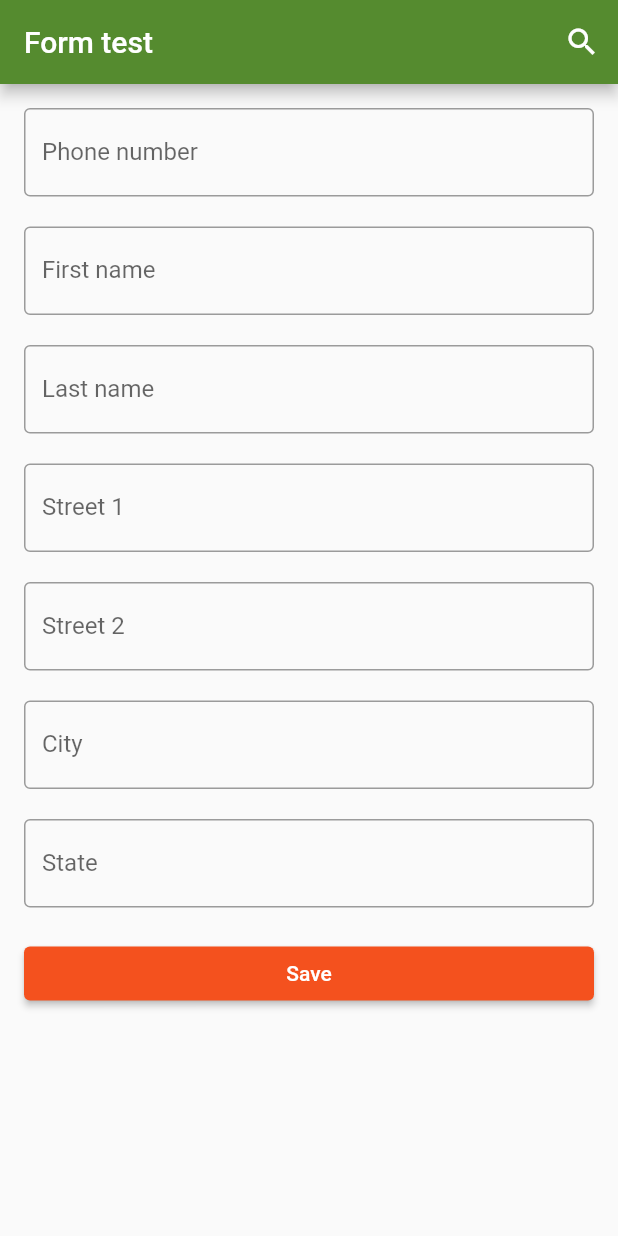
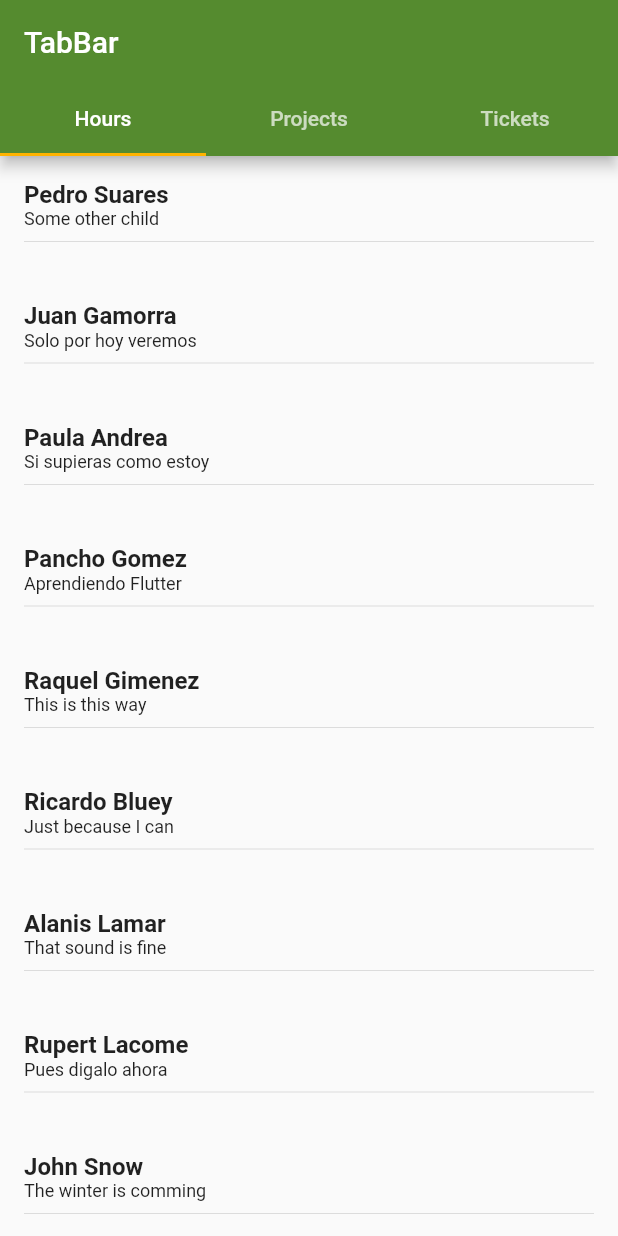
Before and after one commit to hernan/flutter_playground, a Flutter app: the screen it shows after launch, on a phone screen of 412 x 824 dp. Run offline on Flutter 3.47's test engine with Material 2 defaults, Android fonts, the phone set to English and light mode, and no system bars.

Commit message:
Tabs page

```diff
--- a/lib/main.dart
+++ b/lib/main.dart
@@ -1,7 +1,7 @@
 import 'package:flutter/services.dart';
 import 'package:flutter/material.dart';
-import 'package:carambula/screens/home.dart';
-
+//import 'package:carambula/screens/form.dart';
+import 'package:carambula/screens/tabs.dart';
 
 void main() {
   // SystemChrome.setSystemUIOverlayStyle(
@@ -26,6 +26,7 @@ class MyApp extends StatelessWidget {
         primaryColor: Colors.lightGreen[800],
         accentColor: Colors.amber[600],
         buttonTheme: ButtonThemeData(
+//          minWidth: 100,
           buttonColor: Colors.deepOrange[600],
           textTheme: ButtonTextTheme.primary
         ),
@@ -35,7 +36,7 @@ class MyApp extends StatelessWidget {
           body1: TextStyle(fontSize: 12.0)
         )
       ),
-      home: HomeScreen(),
+      home: TabsScreen(),
     );
   }
 }
--- a/lib/screens/home.dart
+++ b/lib/screens/form.dart
@@ -1,6 +1,6 @@
 import 'package:flutter/material.dart';
 
-class HomeScreen extends StatelessWidget {
+class FormScreen extends StatelessWidget {
 
   final _formKey = GlobalKey<FormState>();
   final _formData = {
@@ -96,11 +96,19 @@ class HomeScreen extends StatelessWidget {
               ),
               SizedBox(height: 20),
 
-
-              RaisedButton(
-                child: Text('Save'),
-                onPressed: _handleForm,
-                // textColor: Colors.white,
+              Row(
+                mainAxisAlignment: MainAxisAlignment.spaceEvenly,
+                children: [
+                  SizedBox(
+                    width: 150.0,
+                    height: 45.0,
+                    child: RaisedButton(
+                      child: Text('Save'),
+                      onPressed: _handleForm,
+                      // textColor: Colors.white,
+                    ),
+                  ),
+                ],
               )
             ],
             ),
--- /dev/null
+++ b/lib/screens/tabs.dart
@@ -0,0 +1,128 @@
+import 'package:flutter/material.dart';
+
+class TabsScreen extends StatelessWidget {
+  textStyle() {
+    return new TextStyle(color: Colors.white, fontSize: 30.0);
+  }
+
+  List<Widget> _buildList() {
+    List<Map<String, String>> list = [
+      {
+        'name': 'Pedro Suares',
+        'description': 'Some other child'
+      },
+      {
+        'name': 'Juan Gamorra',
+        'description': 'Solo por hoy veremos'
+      },
+      {
+        'name': 'Paula Andrea',
+        'description': 'Si supieras como estoy'
+      },
+      {
+        'name': 'Pancho Gomez',
+        'description': 'Aprendiendo Flutter'
+      },
+      {
+        'name': 'Raquel Gimenez',
+        'description': 'This is this way'
+      },
+      {
+        'name': 'Ricardo Bluey',
+        'description': 'Just because I can'
+      },
+      {
+        'name': 'Alanis Lamar',
+        'description': 'That sound is fine'
+      },
+      {
+        'name': 'Rupert Lacome',
+        'description': 'Pues digalo ahora'
+      },
+      {
+        'name': 'John Snow',
+        'description': 'The winter is comming'
+      },
+      {
+        'name': 'Ian Murdock',
+        'description': 'Casual observer'
+      }
+    ];
+
+    // map return an Iterable that should get back to a list
+    return list.map((Map item) => ListItem(item)).toList();
+  }
+
+  @override
+  Widget build(BuildContext context) {
+    return DefaultTabController(
+      length: 3,
+      child: Scaffold(
+        appBar: AppBar(
+          title: Text('TabBar'),
+          bottom: TabBar(
+            tabs: <Widget>[
+              Tab(
+//                icon: Icon(Icons.android),
+                text: 'Hours',
+              ),
+              Tab(
+                text: 'Projects',
+              ),
+              Tab(
+                text: 'Tickets'
+              )
+            ],
+          ),
+        ),
+        body: TabBarView(
+          children: [
+            new Container(
+//              color: Colors.deepOrangeAccent,
+              child: ListView(
+                children: _buildList()
+              )
+            ),
+            new Container(
+              color: Colors.blueGrey,
+              child: new Center(
+                child: new Text(
+                  "Second",
+                  style: textStyle(),
+                ),
+              ),
+            ),
+            new Container(
+              color: Colors.teal,
+              child: new Center(
+                child: new Text(
+                  "Third",
+                  style: textStyle(),
+                ),
+              ),
+            ),
+          ]),
+        ),
+      );
+  }
+}
+
+class ListItem extends StatelessWidget {
+  final Map<String, String> data;
+  ListItem(this.data);
+
+  @override
+  Widget build(BuildContext context) {
+    return Container(
+      padding: EdgeInsets.all(16.0),
+      child: Column(
+        crossAxisAlignment: CrossAxisAlignment.start,
+        children: <Widget>[
+          Text(data['name'], style: TextStyle(fontWeight: FontWeight.bold, fontSize: 16.0),),
+          Text(data['description']),
+          Divider()
+        ],
+      ),
+    );
+  }
+}
```
